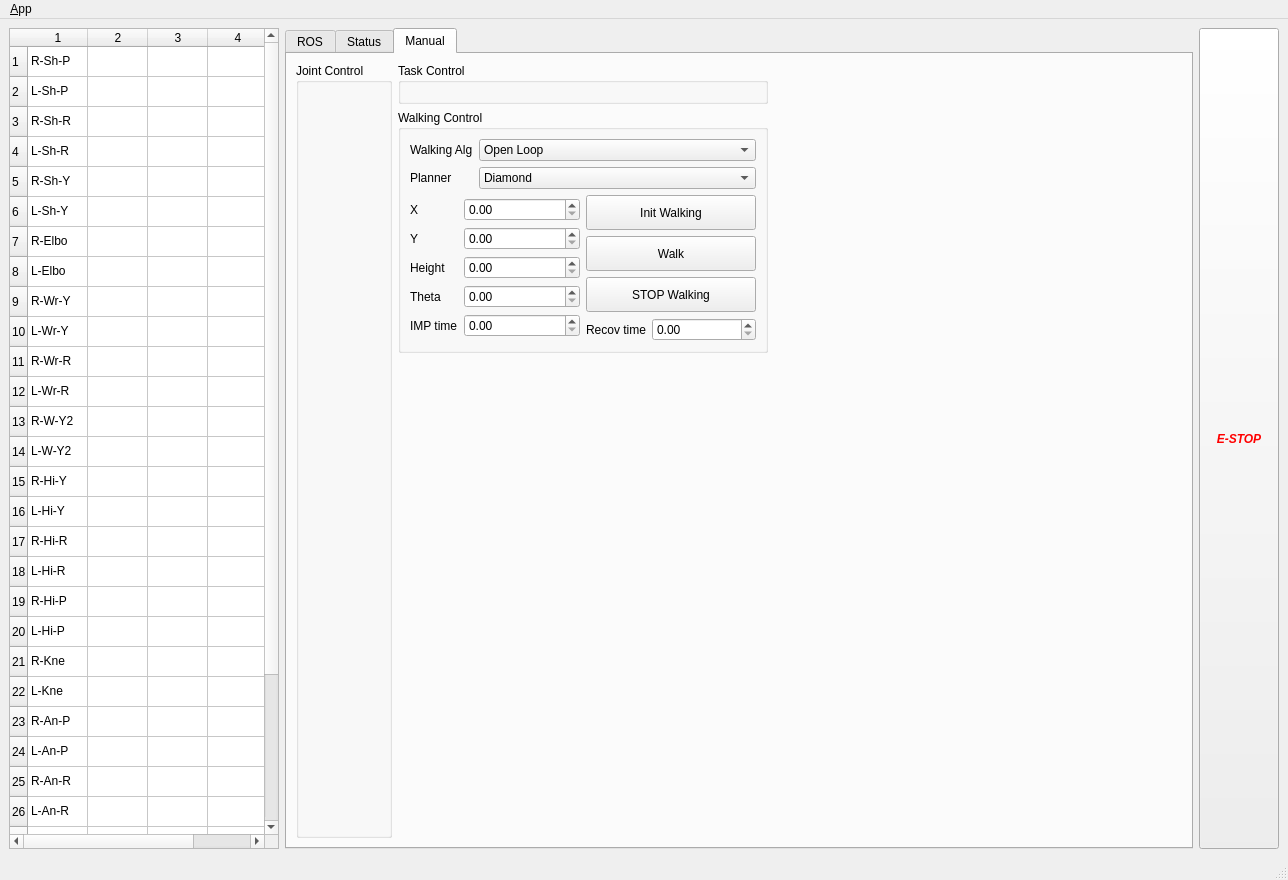
Above: dyros_black_ui/ui/main_window.ui from jmpechem/sm_n_vis before the change. Below: the same form after it.
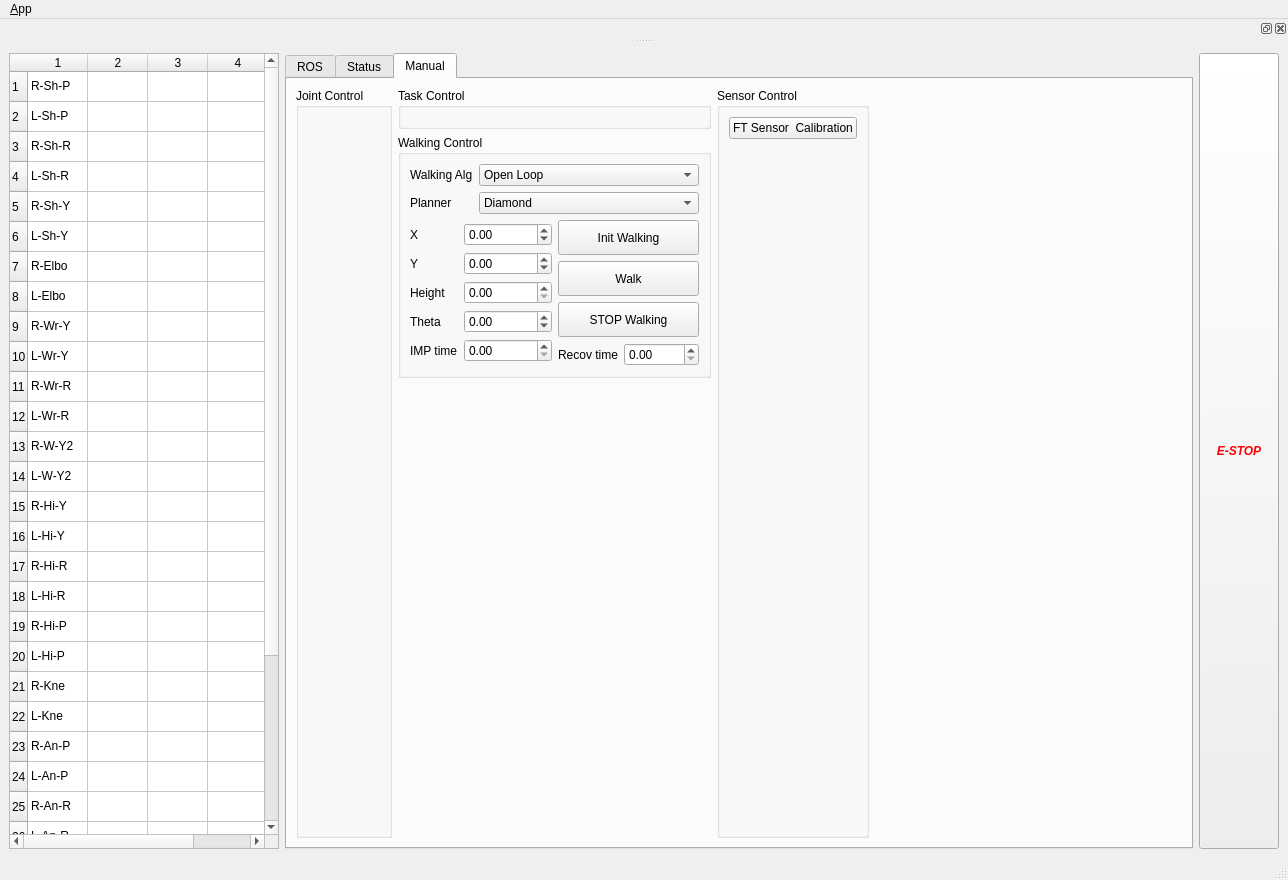
That is the form after the change. Icons and pictures are not drawn.

The edit to the form file:
```diff
--- a/dyros_black_ui/ui/main_window.ui
+++ b/dyros_black_ui/ui/main_window.ui
@@ -26,6 +26,12 @@
   <property name="locale">
    <locale language="English" country="UnitedStates"/>
   </property>
+  <property name="iconSize">
+   <size>
+    <width>24</width>
+    <height>24</height>
+   </size>
+  </property>
   <widget class="QWidget" name="centralwidget">
    <layout class="QHBoxLayout">
     <item>
@@ -219,12 +225,12 @@
       </item>
       <item row="26" column="0">
        <property name="text">
-        <string>W-Pan</string>
+        <string>W-Pitch</string>
        </property>
       </item>
       <item row="27" column="0">
        <property name="text">
-        <string>W-Tilt</string>
+        <string>W-Yaw</string>
        </property>
       </item>
       <item row="28" column="0">
@@ -1107,7 +1113,7 @@
        </attribute>
        <layout class="QHBoxLayout" name="horizontalLayout_2">
         <item>
-         <layout class="QHBoxLayout" name="horizontalLayout" stretch="0,0,0">
+         <layout class="QHBoxLayout" name="horizontalLayout" stretch="0,0,0,0">
           <property name="sizeConstraint">
            <enum>QLayout::SetDefaultConstraint</enum>
           </property>
@@ -1298,16 +1304,46 @@
                         </widget>
                        </item>
                        <item row="1" column="1">
-                        <widget class="QDoubleSpinBox" name="doubleSpinBox_walk_x"/>
+                        <widget class="QDoubleSpinBox" name="doubleSpinBox_walk_x">
+                         <property name="minimum">
+                          <double>-100.000000000000000</double>
+                         </property>
+                         <property name="maximum">
+                          <double>100.000000000000000</double>
+                         </property>
+                         <property name="singleStep">
+                          <double>0.100000000000000</double>
+                         </property>
+                        </widget>
                        </item>
                        <item row="2" column="1">
-                        <widget class="QDoubleSpinBox" name="doubleSpinBox_walk_y"/>
+                        <widget class="QDoubleSpinBox" name="doubleSpinBox_walk_y">
+                         <property name="minimum">
+                          <double>-100.000000000000000</double>
+                         </property>
+                         <property name="maximum">
+                          <double>100.000000000000000</double>
+                         </property>
+                         <property name="singleStep">
+                          <double>0.050000000000000</double>
+                         </property>
+                        </widget>
                        </item>
                        <item row="3" column="1">
                         <widget class="QDoubleSpinBox" name="doubleSpinBox_walk_height"/>
                        </item>
                        <item row="4" column="1">
-                        <widget class="QDoubleSpinBox" name="doubleSpinBox_walk_theta"/>
+                        <widget class="QDoubleSpinBox" name="doubleSpinBox_walk_theta">
+                         <property name="minimum">
+                          <double>-500.000000000000000</double>
+                         </property>
+                         <property name="maximum">
+                          <double>500.000000000000000</double>
+                         </property>
+                         <property name="singleStep">
+                          <double>5.000000000000000</double>
+                         </property>
+                        </widget>
                        </item>
                        <item row="5" column="1">
                         <widget class="QDoubleSpinBox" name="doubleSpinBox_walk_imp_time"/>
@@ -1395,6 +1431,39 @@
             </item>
            </layout>
           </item>
+          <item>
+           <widget class="QGroupBox" name="groupBox_sensor_ctrl">
+            <property name="title">
+             <string>Sensor Control</string>
+            </property>
+            <layout class="QVBoxLayout" name="verticalLayout_21">
+             <item>
+              <layout class="QVBoxLayout" name="verticalLayout_5">
+               <item>
+                <widget class="QPushButton" name="button_ft_calib">
+                 <property name="text">
+                  <string>FT Sensor  Calibration</string>
+                 </property>
+                </widget>
+               </item>
+              </layout>
+             </item>
+             <item>
+              <spacer name="verticalSpacer_12">
+               <property name="orientation">
+                <enum>Qt::Vertical</enum>
+               </property>
+               <property name="sizeHint" stdset="0">
+                <size>
+                 <width>20</width>
+                 <height>40</height>
+                </size>
+               </property>
+              </spacer>
+             </item>
+            </layout>
+           </widget>
+          </item>
           <item>
            <spacer name="horizontalSpacer_2">
             <property name="orientation">
@@ -1503,6 +1572,26 @@
    <addaction name="menu_File"/>
   </widget>
   <widget class="QStatusBar" name="statusbar"/>
+  <widget class="QDockWidget" name="dockWidget">
+   <attribute name="dockWidgetArea">
+    <number>4</number>
+   </attribute>
+   <widget class="QWidget" name="dockWidgetContents">
+    <widget class="QPushButton" name="pushButton">
+     <property name="geometry">
+      <rect>
+       <x>680</x>
+       <y>0</y>
+       <width>99</width>
+       <height>27</height>
+      </rect>
+     </property>
+     <property name="text">
+      <string>PushButton</string>
+     </property>
+    </widget>
+   </widget>
+  </widget>
   <action name="action_Quit">
    <property name="text">
     <string>&amp;Quit</string>
```
Left out of the diff: 2 changed lines with no effect on the pictures.
